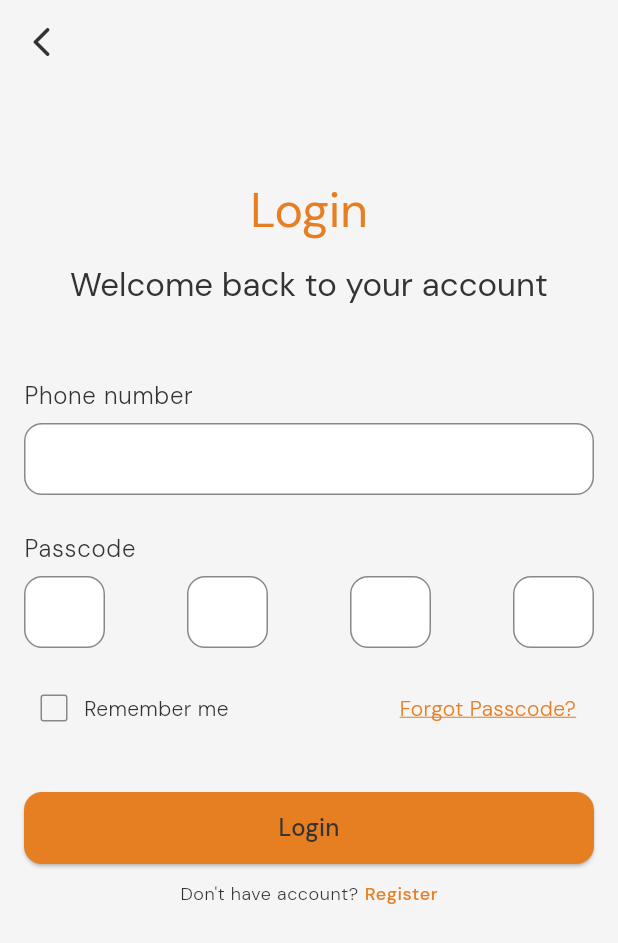
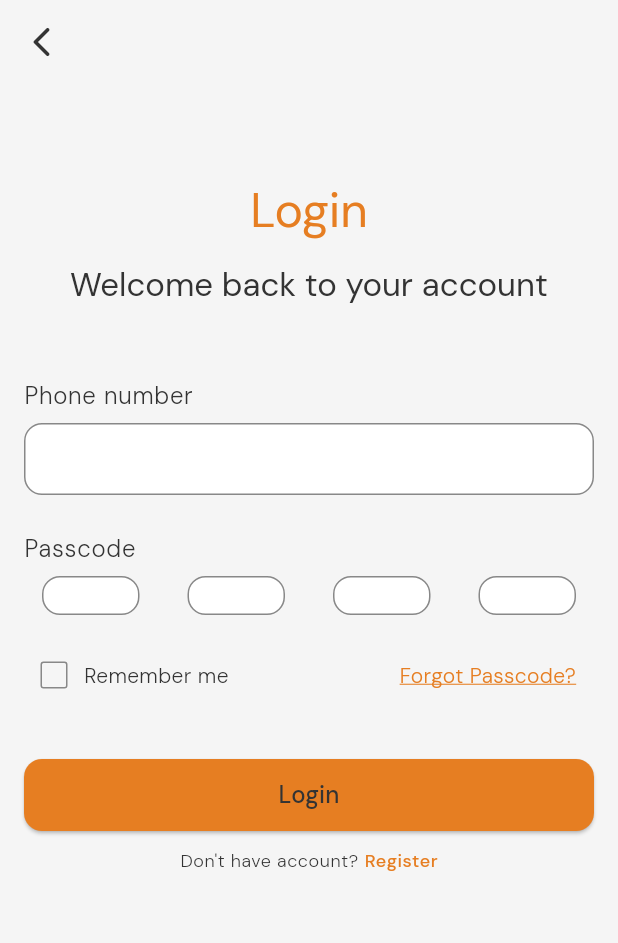
Before and after one commit to JuzuliMP/swift_checkin, a Flutter app: the screen it shows after launch, on a phone screen of 412 x 824 dp. Shown: the top 943 px of the screen. Run offline on Flutter 3.47's test engine with Material 3 defaults, Android fonts, the phone set to English and light mode, and no system bars; drawn by our look-alikes of pinput; our stand-ins replace equatable, flutter_bloc.

Commit message:
feat: integrate pinput package for enhanced passcode input in login form

```diff
--- a/lib/core/theme/app_theme.dart
+++ b/lib/core/theme/app_theme.dart
@@ -62,6 +62,14 @@ class AppTheme {
           borderSide: const BorderSide(color: lightPrimary),
         ),
       ),
+      snackBarTheme: const SnackBarThemeData(
+        backgroundColor: Color(0xFFE74C3C), // Light error red
+        contentTextStyle: TextStyle(color: Colors.white, fontFamily: 'DMSans'),
+        behavior: SnackBarBehavior.floating,
+        shape: RoundedRectangleBorder(
+          borderRadius: BorderRadius.all(Radius.circular(12)),
+        ),
+      ),
     );
   }
 
@@ -110,6 +118,14 @@ class AppTheme {
           borderSide: const BorderSide(color: darkPrimary),
         ),
       ),
+      snackBarTheme: const SnackBarThemeData(
+        backgroundColor: Color(0xFFB00020), // Dark error red
+        contentTextStyle: TextStyle(color: Colors.white, fontFamily: 'DMSans'),
+        behavior: SnackBarBehavior.floating,
+        shape: RoundedRectangleBorder(
+          borderRadius: BorderRadius.all(Radius.circular(12)),
+        ),
+      ),
       bottomNavigationBarTheme: const BottomNavigationBarThemeData(
         backgroundColor: darkBackground,
         selectedItemColor: darkPrimary,
--- a/lib/features/auth/presentation/pages/login_page.dart
+++ b/lib/features/auth/presentation/pages/login_page.dart
@@ -25,7 +25,6 @@ class LoginPage extends StatelessWidget {
             ScaffoldMessenger.of(context).showSnackBar(
               SnackBar(
                 content: Text(state.message),
-                backgroundColor: Colors.red,
               ),
             );
           }
--- a/lib/features/auth/presentation/widgets/login_form.dart
+++ b/lib/features/auth/presentation/widgets/login_form.dart
@@ -1,7 +1,7 @@
 import 'package:flutter/material.dart';
 import 'package:flutter_bloc/flutter_bloc.dart';
 import 'package:swift_checkin/features/auth/presentation/cubit/auth_cubit.dart';
-import 'passcode_field.dart';
+import 'package:pinput/pinput.dart';
 
 class LoginForm extends StatefulWidget {
   const LoginForm({super.key});
@@ -45,11 +45,32 @@ class _LoginFormState extends State<LoginForm> {
               theme.textTheme.bodyLarge?.copyWith(fontWeight: FontWeight.w300),
         ),
         const SizedBox(height: 6),
-        PasscodeField(
-          controller: _passcodeController,
-          onChanged: (value) {
-            setState(() {});
-          },
+        SizedBox(
+          width: double.infinity,
+          child: Pinput(
+            defaultPinTheme: PinTheme(
+              margin: const EdgeInsets.symmetric(horizontal:12),
+              padding: const EdgeInsets.all(12),
+              decoration: BoxDecoration(
+                color: theme.colorScheme.surface,
+                borderRadius: BorderRadius.circular(12),
+                border: Border.all(color: theme.colorScheme.secondary),
+              ),
+            ),
+            focusedPinTheme:PinTheme(
+              margin: const EdgeInsets.symmetric(horizontal:12),
+              padding: const EdgeInsets.all(12),
+              decoration: BoxDecoration(
+                color: theme.colorScheme.surface,
+                borderRadius: BorderRadius.circular(12),
+                border: Border.all(color: theme.colorScheme.secondary),
+              ),
+            ),
+            length: 4,
+            controller: _passcodeController,
+            keyboardType: TextInputType.number,
+            onChanged: (value) {},
+          ),
         ),
         const SizedBox(height: 16),
         Row(
--- a/lib/features/auth/presentation/widgets/passcode_field.dart
+++ /dev/null
@@ -1,79 +0,0 @@
-import 'package:flutter/material.dart';
-import 'package:flutter/services.dart';
-
-class PasscodeField extends StatefulWidget {
-  final TextEditingController controller;
-  final ValueChanged<String>? onChanged;
-
-  const PasscodeField({
-    super.key,
-    required this.controller,
-    this.onChanged,
-  });
-
-  @override
-  State<PasscodeField> createState() => _PasscodeFieldState();
-}
-
-class _PasscodeFieldState extends State<PasscodeField> {
-  late List<FocusNode> _focusNodes;
-  late List<TextEditingController> _controllers;
-
-  @override
-  void initState() {
-    super.initState();
-    _focusNodes = List.generate(4, (index) => FocusNode());
-    _controllers = List.generate(4, (index) => TextEditingController());
-  }
-
-  @override
-  void dispose() {
-    for (final node in _focusNodes) {
-      node.dispose();
-    }
-    for (final controller in _controllers) {
-      controller.dispose();
-    }
-    super.dispose();
-  }
-
-  void _updateMainController() {
-    final passcode = _controllers.map((c) => c.text).join();
-    widget.controller.text = passcode;
-    widget.onChanged?.call(passcode);
-  }
-
-  @override
-  Widget build(BuildContext context) {
-    return Row(
-      mainAxisAlignment: MainAxisAlignment.spaceBetween,
-      children: List.generate(4, (index) {
-        return SizedBox(
-          width: 54,
-          child: TextField(
-            controller: _controllers[index],
-            focusNode: _focusNodes[index],
-            textAlign: TextAlign.center,
-            keyboardType: TextInputType.number,
-            maxLength: 1,
-            inputFormatters: [
-              FilteringTextInputFormatter.digitsOnly,
-            ],
-            decoration: const InputDecoration(
-              counterText: '',
-              contentPadding: EdgeInsets.symmetric(vertical: 12),
-            ),
-            onChanged: (value) {
-              _updateMainController();
-              if (value.isNotEmpty && index < 3) {
-                _focusNodes[index + 1].requestFocus();
-              } else if (value.isEmpty && index > 0) {
-                _focusNodes[index - 1].requestFocus();
-              }
-            },
-          ),
-        );
-      }),
-    );
-  }
-}
--- a/pubspec.yaml
+++ b/pubspec.yaml
@@ -14,6 +14,7 @@ dependencies:
   flutter_bloc: ^8.1.3
   equatable: ^2.0.5
   cupertino_icons: ^1.0.8
+  pinput: ^5.0.1
 
 dev_dependencies:
   flutter_test:
```
Also changed, not shown: pubspec.lock.
